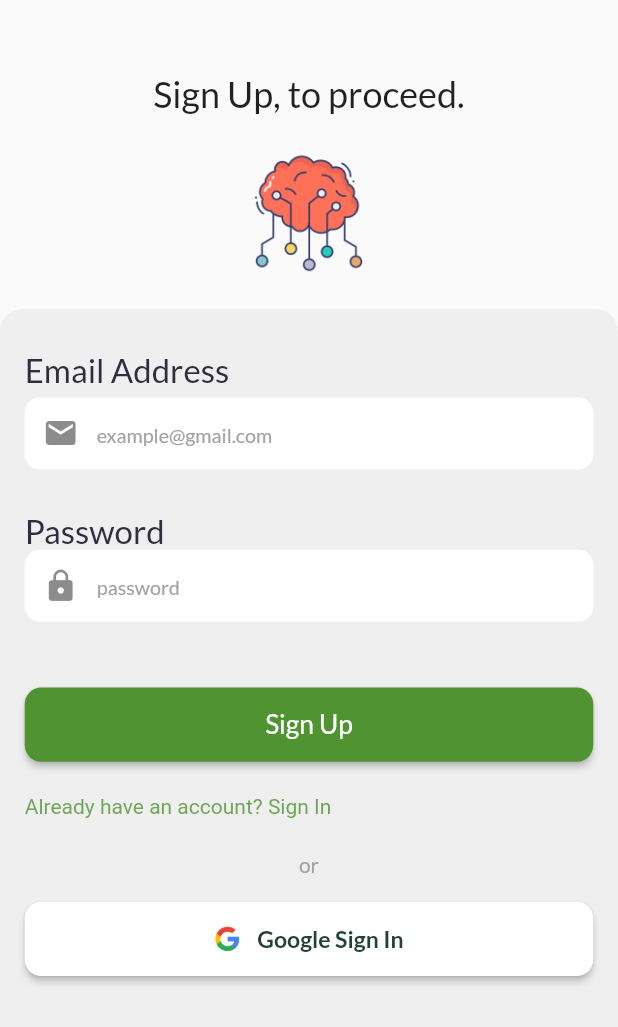
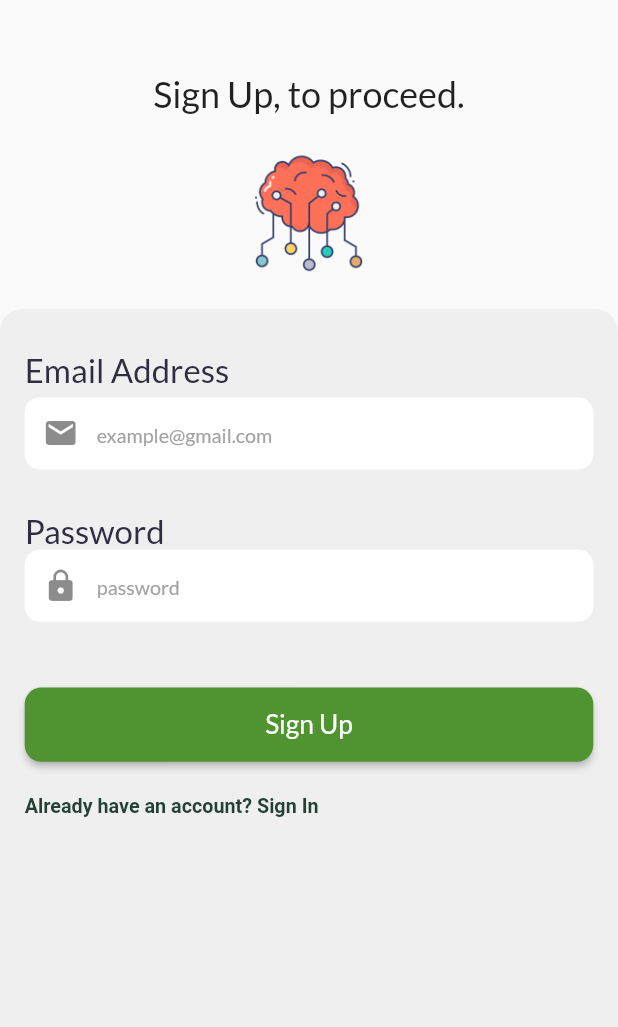
Before and after one commit to petermusembi69/social_vikings, a Flutter app: the SignUpView screen opened directly, on a phone screen of 412 x 824 dp. Shown: the top 1027 px of the screen. Run offline on Flutter 3.47's test engine with Material 2 defaults, Android fonts, the light colour scheme and no system bars; our stand-ins replace bloc, firebase_auth, firebase_core, flutter_bloc, flutter_slidable, freezed_annotation and 6 more; missing offline and left inert: flutter_facebook_auth; accounts and stored records are empty.

Commit message:
Make minor changes

```diff
--- a/lib/ui/auth/sign_up/sign_up.dart
+++ b/lib/ui/auth/sign_up/sign_up.dart
@@ -260,121 +260,17 @@ class _SignUpViewState extends State<SignUpView> {
                         },
                         child: RichText(
                           text: TextSpan(
-                            style: TextStyle(
-                              color: AppTheme.appTheme(context)
-                                  .accent1!
-                                  .withOpacity(0.8),
-                            ),
+                            style: TextStyles.standard,
                             children: [
                               const TextSpan(
                                 text: 'Already have an account? ',
                               ),
                               TextSpan(
                                 text: 'Sign In',
-                                style: TextStyle(
-                                  color:
-                                      AppTheme.appTheme(context).accent1Lighter,
-                                ),
+                                style: TextStyles.standard
+                                    .copyWith(fontWeight: FontWeight.bold),
                               ),
                             ],
-                          ),
-                        ),
-                      ),
-                    ),
-                    Padding(
-                      padding: EdgeInsets.only(
-                        top: Adapt.px(40),
-                        bottom: Adapt.px(30),
-                        left: Adapt.px(30),
-                        right: Adapt.px(30),
-                      ),
-                      child: Center(
-                        child: Text(
-                          'or',
-                          style: TextStyle(
-                            color: AppTheme.appTheme(context).quickSilver,
-                          ),
-                        ),
-                      ),
-                    ),
-                    Padding(
-                      padding: EdgeInsets.only(
-                        left: Adapt.px(30),
-                        right: Adapt.px(30),
-                      ),
-                      child: MaterialButton(
-                        onPressed: () {
-                          FocusScope.of(context).unfocus();
-                          locator<SignUpCubit>().signUpWithGoogle();
-                        },
-                        color: AppTheme.appTheme(context).bg1,
-                        minWidth: double.infinity,
-                        height: Adapt.px(90),
-                        shape: RoundedRectangleBorder(
-                          borderRadius: BorderRadius.circular(11),
-                        ),
-                        child: BlocBuilder<SignUpCubit, SignUpState>(
-                          builder: (context, state) => state.when(
-                            initial: () => Row(
-                                mainAxisAlignment: MainAxisAlignment.center,
-                                children: [
-                                  Image.asset(
-                                    'images/google.png',
-                                    height: Adapt.px(32),
-                                  ),
-                                  SizedBox(
-                                    width: Adapt.px(20),
-                                  ),
-                                  Text(
-                                    'Google Sign In',
-                                    style: TextStyles.subHeading,
-                                  ),
-                                ]),
-                            loading: () =>  Row(
-                                mainAxisAlignment: MainAxisAlignment.center,
-                                children: [
-                                  Image.asset(
-                                    'images/google.png',
-                                    height: Adapt.px(32),
-                                  ),
-                                  SizedBox(
-                                    width: Adapt.px(20),
-                                  ),
-                                  Text(
-                                    'Google Sign In',
-                                    style: TextStyles.subHeading,
-                                  ),
-                                ]),
-                            loaded: () => Row(
-                                mainAxisAlignment: MainAxisAlignment.center,
-                                children: [
-                                  Image.asset(
-                                    'images/google.png',
-                                    height: Adapt.px(32),
-                                  ),
-                                  SizedBox(
-                                    width: Adapt.px(20),
-                                  ),
-                                  Text(
-                                    'Google Sign In',
-                                    style: TextStyles.subHeading,
-                                  ),
-                                ]),
-                            error: (err) => Row(
-                                mainAxisAlignment: MainAxisAlignment.center,
-                                children: [
-                                  Image.asset(
-                                    'images/google.png',
-                                    height: Adapt.px(32),
-                                  ),
-                                  SizedBox(
-                                    width: Adapt.px(20),
-                                  ),
-                                  Text(
-                                    'Google Sign In',
-                                    style: TextStyles.subHeading,
-                                  ),
-                                ]),
                           ),
                         ),
                       ),
--- a/lib/ui/privacy_policy/privacy_policy.dart
+++ b/lib/ui/privacy_policy/privacy_policy.dart
@@ -86,7 +86,8 @@ class _PrivacyPolicyState extends State<PrivacyPolicy>
                       '''Veniam laboris est ad sunt dolore occaecat adipisicing excepteur sint voluptate magna id adipisicing. Dolore ea occaecat magna ullamco ullamco cillum culpa sit duis qui sunt sint aliqua proident. Consequat quis deserunt ex eiusmod ullamco ut aute consectetur eiusmod incididunt.
 Culpa et incididunt reprehenderit proident consequat.''',
                       textAlign: TextAlign.justify,
-                      style: TextStyles.subHeading.copyWith(fontWeight: FontWeight.normal),
+                      style: TextStyles.subHeading
+                          .copyWith(fontWeight: FontWeight.normal),
                     ),
                   ),
               ],
--- a/lib/utils/color_pallette.dart
+++ b/lib/utils/color_pallette.dart
@@ -21,7 +21,6 @@ class AppTheme {
   Color? midGrey;
   Color? quickSilver;
   Color? greyWeak;
-
 
   Color? txt;
   Color? accentTxt;
--- a/pubspec.yaml
+++ b/pubspec.yaml
@@ -33,6 +33,7 @@ dependencies:
   flutter_screenutil: ^5.0.0-nullsafety.11
   flutter_slidable: ^0.6.0
   flutter_svg: ^0.21.0-nullsafety.0
+  flutter_facebook_auth: ^3.5.0
   freezed_annotation: ^0.14.1
   get_it: ^7.1.2
   google_fonts: ^2.1.0
```
Also changed, not shown: lib/utils/text_styles.dart (+6 -8 lines), lib/main.dart (line endings or trailing spaces), pubspec.lock.
